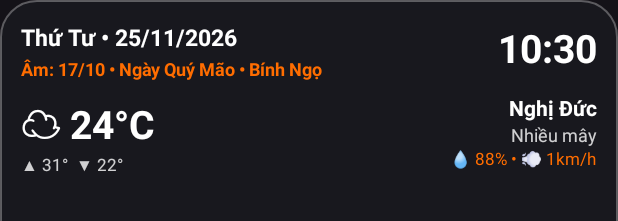
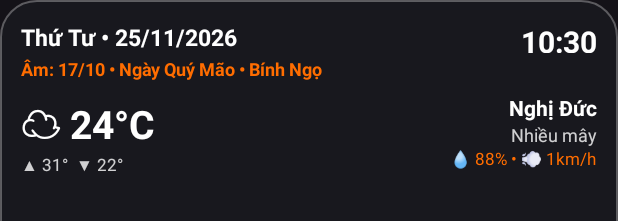
Before and after one commit to duynghiduc2000-vn/glass-weather-lunar, an Android app: the layout widget_4x2.xml on its own in the app's theme, with its tools: preview values and no code run, on a phone screen of 412 x 824 dp. Shown: the top 221 px of the screen. Run offline under Robolectric (Android 15) with nearby library versions, the phone set to English and light mode, and no system bars.

Commit message:
Update widget_4x2.xml

```diff
--- a/app/src/main/res/layout/widget_4x2.xml
+++ b/app/src/main/res/layout/widget_4x2.xml
@@ -10,7 +10,12 @@
         android:id="@+id/tv_solar_date"
         android:layout_width="wrap_content"
         android:layout_height="wrap_content"
+        android:layout_alignParentStart="true"
+        android:layout_alignParentTop="true"
+        android:layout_marginEnd="110dp"
+        android:ellipsize="end"
         android:fontFamily="sans-serif"
+        android:maxLines="1"
         android:text="Thứ Tư • 25/11/2026"
         android:textColor="#FFFFFF"
         android:textSize="15sp"
@@ -20,14 +25,16 @@
         android:id="@+id/tc_clock"
         android:layout_width="wrap_content"
         android:layout_height="wrap_content"
+        android:layout_alignTop="@id/tv_solar_date"
+        android:layout_alignBottom="@id/tv_solar_date"
         android:layout_alignParentEnd="true"
-        android:layout_alignParentTop="true"
         android:fontFamily="sans-serif"
         android:format12Hour="HH:mm"
         android:format24Hour="HH:mm"
+        android:gravity="center_vertical|end"
         android:maxLines="1"
         android:textColor="#FFFFFF"
-        android:textSize="26sp"
+        android:textSize="20sp"
         android:textStyle="bold" />
 
     <TextView
@@ -41,8 +48,12 @@
         android:layout_width="wrap_content"
         android:layout_height="wrap_content"
         android:layout_below="@id/tv_solar_date"
+        android:layout_alignParentStart="true"
         android:layout_marginTop="2dp"
+        android:layout_marginEnd="110dp"
+        android:ellipsize="end"
         android:fontFamily="sans-serif"
+        android:maxLines="1"
         android:text="Âm: 17/10 • Ngày Quý Mão • Bính Ngọ"
         android:textColor="#FF6D00"
         android:textSize="12sp"
```
